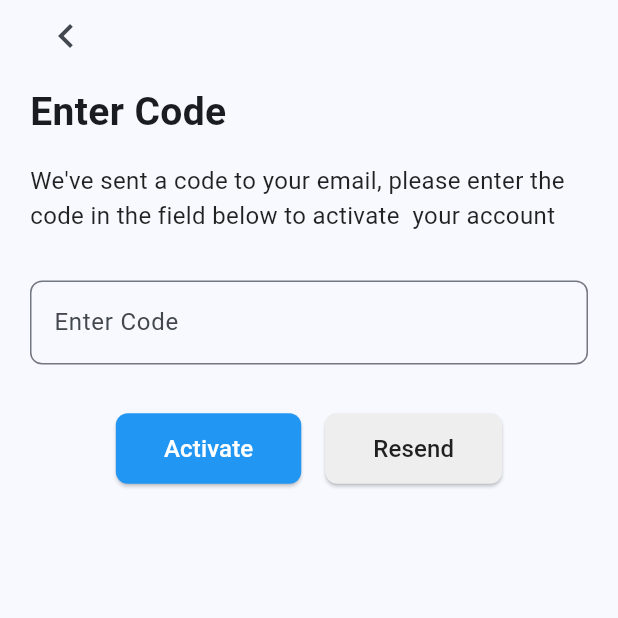
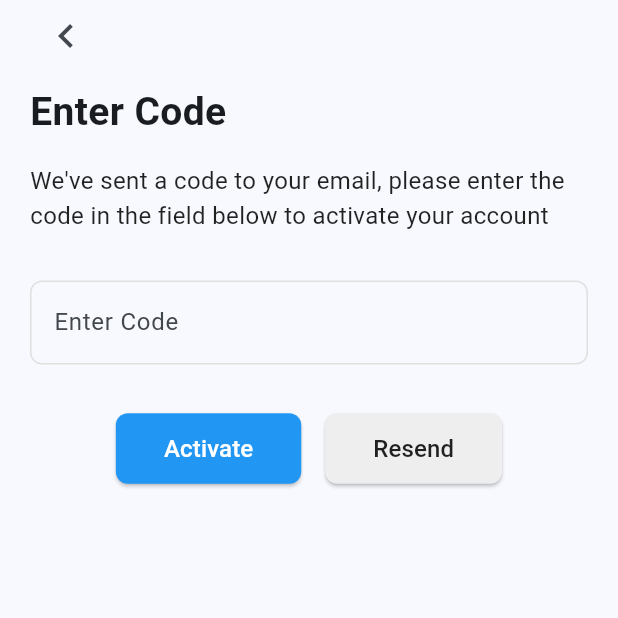
Before and after one commit to Muhoti/ESCROW, a Flutter app: the Code screen opened directly, on a phone screen of 412 x 824 dp, the top half of it. Run offline on Flutter 3.47's test engine with Material 3 defaults, Android fonts, the phone set to English and light mode, and no system bars.

Commit message:
Add CompactButton component to Code and Screen6, replace CustomElevatedButton and CustomOutlinedButton with SelectionButton for improved UI consistency

```diff
--- /dev/null
+++ b/lib/components/compact_button.dart
@@ -0,0 +1,50 @@
+import 'package:flutter/material.dart';
+
+class CompactButton extends StatelessWidget {
+  final String text;
+  final VoidCallback? onPressed;
+  final bool isPrimary;
+  final Color? backgroundColor;
+  final Color? textColor;
+  final double? fontSize;
+  final FontWeight? fontWeight;
+  final EdgeInsetsGeometry? padding;
+  final double? borderRadius;
+
+  const CompactButton({
+    super.key,
+    required this.text,
+    this.onPressed,
+    this.isPrimary = true,
+    this.backgroundColor,
+    this.textColor,
+    this.fontSize,
+    this.fontWeight,
+    this.padding,
+    this.borderRadius,
+  });
+
+  @override
+  Widget build(BuildContext context) {
+    return ElevatedButton(
+      style: ElevatedButton.styleFrom(
+        backgroundColor:
+            backgroundColor ?? (isPrimary ? Colors.blue : Colors.grey[200]),
+        padding:
+            padding ?? const EdgeInsets.symmetric(horizontal: 32, vertical: 12),
+        shape: RoundedRectangleBorder(
+          borderRadius: BorderRadius.circular(borderRadius ?? 8),
+        ),
+      ),
+      onPressed: onPressed,
+      child: Text(
+        text,
+        style: TextStyle(
+          fontSize: fontSize ?? 16,
+          color: textColor ?? (isPrimary ? Colors.white : Colors.black87),
+          fontWeight: fontWeight,
+        ),
+      ),
+    );
+  }
+}
--- a/lib/components/components.dart
+++ b/lib/components/components.dart
@@ -15,3 +15,4 @@ export 'wallet_action_button.dart';
 export 'funds_card.dart';
 export 'custom_text.dart';
 export 'selection_button.dart';
+export 'compact_button.dart';
--- a/lib/screens/code.dart
+++ b/lib/screens/code.dart
@@ -1,3 +1,4 @@
+import 'package:escrow_mobile/components/components.dart';
 import 'package:flutter/material.dart';
 import './screen6.dart';
 
@@ -14,43 +15,30 @@ class Code extends StatelessWidget {
             crossAxisAlignment: CrossAxisAlignment.start,
             children: [
               IconButton(
-                icon: Icon(Icons.chevron_left, size: 32),
+                icon: const Icon(Icons.chevron_left, size: 32),
                 splashRadius: 24,
                 onPressed: () => Navigator.pop(context),
               ),
-              SizedBox(height: 8),
-              Text(
+              const SizedBox(height: 8),
+              const Text(
                 'Enter Code',
                 style: TextStyle(fontSize: 26, fontWeight: FontWeight.bold),
               ),
-              SizedBox(height: 16),
-              Text(
-                "We've sent a code to your email, please enter the code in the field below to activate  your account",
+              const SizedBox(height: 16),
+              const Text(
+                "We've sent a code to your email, please enter the code in the field below to activate your account",
                 style: TextStyle(fontSize: 16, color: Colors.black87),
                 textAlign: TextAlign.left,
               ),
-              SizedBox(height: 32),
-              TextField(
-                decoration: InputDecoration(
-                  labelText: 'Enter Code',
-                  border: OutlineInputBorder(
-                    borderRadius: BorderRadius.circular(8),
-                  ),
-                ),
-              ),
-              SizedBox(height: 32),
+              const SizedBox(height: 32),
+              const CustomTextField(labelText: 'Enter Code'),
+              const SizedBox(height: 32),
               Row(
                 mainAxisAlignment: MainAxisAlignment.center,
                 children: [
-                  ElevatedButton(
-                    style: ElevatedButton.styleFrom(
-                      backgroundColor: Colors.blue,
-                      padding:
-                          EdgeInsets.symmetric(horizontal: 32, vertical: 12),
-                      shape: RoundedRectangleBorder(
-                        borderRadius: BorderRadius.circular(8),
-                      ),
-                    ),
+                  CompactButton(
+                    text: 'Activate',
+                    isPrimary: true,
                     onPressed: () {
                       Navigator.push(
                         context,
@@ -58,22 +46,12 @@ class Code extends StatelessWidget {
                             builder: (context) => const Screen6()),
                       );
                     },
-                    child: Text('Activate',
-                        style: TextStyle(fontSize: 16, color: Colors.white)),
                   ),
-                  SizedBox(width: 16),
-                  ElevatedButton(
-                    style: ElevatedButton.styleFrom(
-                      backgroundColor: Colors.grey[200],
-                      padding:
-                          EdgeInsets.symmetric(horizontal: 32, vertical: 12),
-                      shape: RoundedRectangleBorder(
-                        borderRadius: BorderRadius.circular(8),
-                      ),
-                    ),
+                  const SizedBox(width: 16),
+                  CompactButton(
+                    text: 'Resend',
+                    isPrimary: false,
                     onPressed: () {},
-                    child: Text('Resend',
-                        style: TextStyle(fontSize: 16, color: Colors.black87)),
                   ),
                 ],
               ),
```
Also changed, not shown: lib/screens/login_page.dart (+5 -2 lines), lib/screens/screen6.dart (+16 -25 lines).
